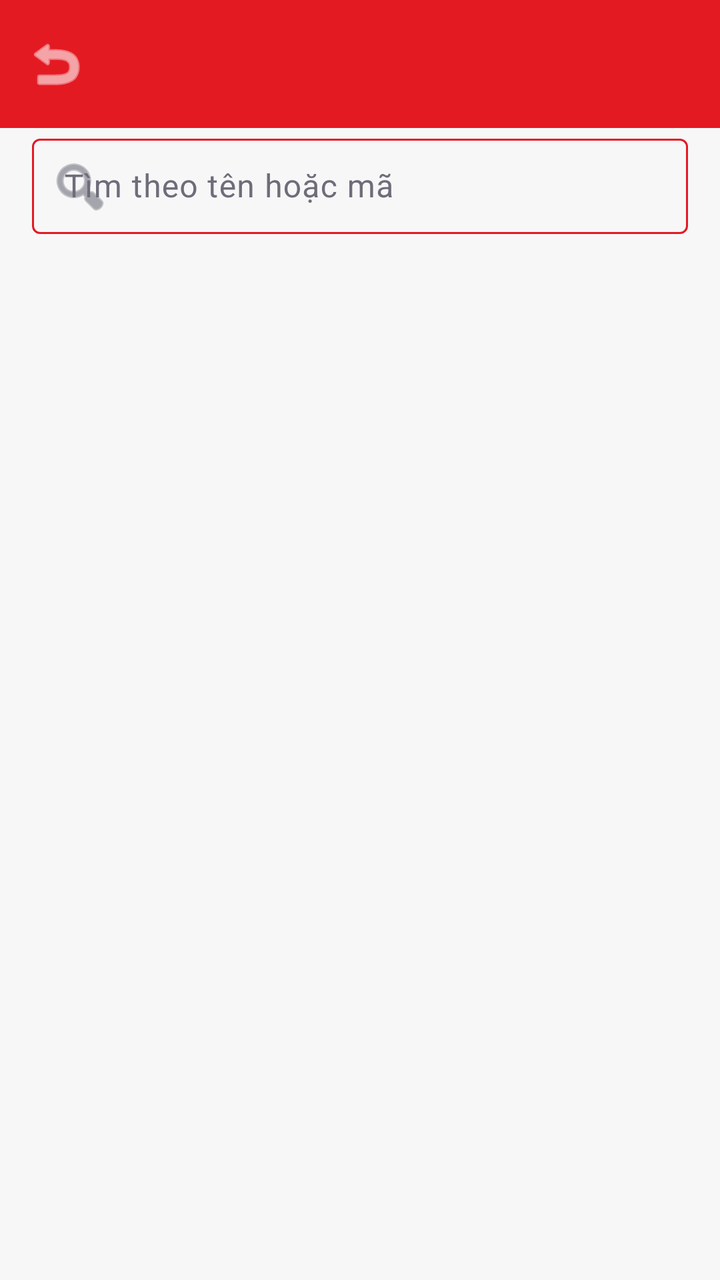
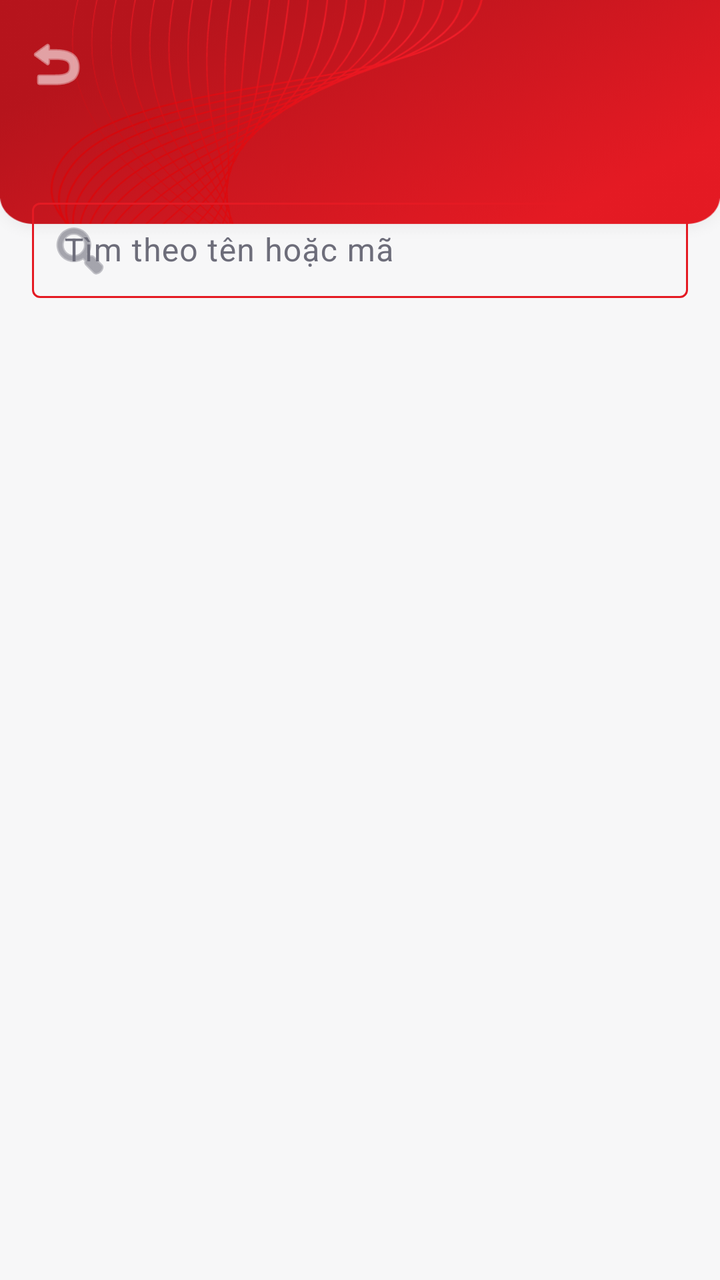

The first picture is an Android layout as it rendered before a commit; the second is the same layout after the commit. The layout source and the unified diff follow.
<!-- AndroidManifest.xml: application theme Theme.ESalesSFA -->
<!-- res/layout/fragment_customer_list.xml -->
<?xml version="1.0" encoding="utf-8"?>
<LinearLayout xmlns:android="http://schemas.android.com/apk/res/android"
    xmlns:app="http://schemas.android.com/apk/res-auto"
    android:layout_width="match_parent"
    android:layout_height="match_parent"
    android:orientation="vertical"
    android:background="?android:attr/colorBackground">

    <com.google.android.material.appbar.MaterialToolbar
        android:id="@+id/toolbar"
        style="@style/Sfa.Toolbar"
        android:layout_width="match_parent"
        android:layout_height="?attr/actionBarSize"
        app:navigationIcon="@android:drawable/ic_menu_revert" />

    <com.google.android.material.textfield.TextInputLayout
        style="@style/Widget.Material3.TextInputLayout.OutlinedBox.Dense"
        android:layout_width="match_parent"
        android:layout_height="wrap_content"
        android:layout_marginHorizontal="16dp"
        android:hint="@string/customer_search_hint"
        app:startIconDrawable="@android:drawable/ic_menu_search">

        <com.google.android.material.textfield.TextInputEditText
            android:id="@+id/searchInput"
            android:layout_width="match_parent"
            android:layout_height="wrap_content"
            android:inputType="text"
            android:imeOptions="actionSearch"
            android:maxLines="1" />
    </com.google.android.material.textfield.TextInputLayout>

    <TextView
        android:id="@+id/countText"
        android:layout_width="wrap_content"
        android:layout_height="wrap_content"
        android:layout_marginHorizontal="16dp"
        android:layout_marginTop="8dp"
        android:textAppearance="?attr/textAppearanceBodySmall"
        android:textColor="?android:attr/textColorSecondary" />

    <androidx.recyclerview.widget.RecyclerView
        android:id="@+id/recyclerView"
        android:layout_width="match_parent"
        android:layout_height="0dp"
        android:layout_weight="1"
        android:layout_marginTop="4dp"
        android:clipToPadding="false"
        android:paddingBottom="8dp" />

    <TextView
        android:id="@+id/emptyText"
        android:layout_width="match_parent"
        android:layout_height="wrap_content"
        android:gravity="center"
        android:padding="32dp"
        android:text="@string/customer_empty"
        android:textColor="?android:attr/textColorSecondary"
        android:visibility="gone" />
</LinearLayout>
<!-- resources referenced by this layout -->
<resources>
  <string name="customer_empty">Không tìm thấy khách hàng nào</string>
  <string name="customer_search_hint">Tìm theo tên hoặc mã</string>
  <style name="Sfa.Toolbar" parent="Widget.Material3.Toolbar">
          <item name="android:background">@color/brandRed</item>
          <item name="titleTextColor">@color/white</item>
          <item name="subtitleTextColor">@color/white</item>
          <item name="navigationIconTint">@color/white</item>
          <item name="android:elevation">2dp</item>
      </style>
  <style name="Theme.ESalesSFA" parent="Base.Theme.ESalesSFA" />
  <color name="brandRed">#E41A23</color>
  <color name="white">#FFFFFFFF</color>
  <style name="Base.Theme.ESalesSFA" parent="Theme.Material3.Light.NoActionBar">
          <item name="colorPrimary">@color/brandRed</item>
          <item name="colorOnPrimary">@color/white</item>
          <item name="colorPrimaryContainer">@color/brandRedFaint</item>
          <item name="colorOnPrimaryContainer">@color/brandRedDark</item>
  
          <item name="colorSecondary">@color/stateBlue</item>
          <item name="colorOnSecondary">@color/white</item>
  
          <item name="colorError">@color/brandRed</item>
          <item name="colorOnError">@color/white</item>
  
          
          <item name="android:colorBackground">@color/surfaceGray</item>
          <item name="colorSurface">@color/white</item>
          <item name="colorOnSurface">@color/textDark</item>
          <item name="colorSurfaceVariant">@color/white</item>
          <item name="colorOnSurfaceVariant">@color/textGrayDark</item>
          <item name="colorOutline">@color/lineGray</item>
          <item name="colorOutlineVariant">@color/lineGray</item>
  
          <item name="android:textColorPrimary">@color/textDark</item>
          <item name="android:textColorSecondary">@color/textGrayDark</item>
          <item name="android:listDivider">@color/lineGray</item>
  
          <item name="android:statusBarColor">@color/brandRedDark</item>
          <item name="android:windowLightStatusBar">false</item>
  
          <item name="materialAlertDialogTheme">@style/ThemeOverlay.Sfa.Dialog</item>
      </style>
  <color name="brandRedFaint">#1AE41A23</color>
  <color name="brandRedDark">#B6141C</color>
  <color name="stateBlue">#2D2DFE</color>
  <color name="surfaceGray">#F7F7F8</color>
  <color name="textDark">#0A091B</color>
  <color name="textGrayDark">#6D6D7A</color>
  <color name="lineGray">@color/brandRed</color>
  <style name="ThemeOverlay.Sfa.Dialog" parent="ThemeOverlay.Material3.MaterialAlertDialog">
          <item name="colorPrimary">@color/brandRed</item>
      </style>
</resources>

<!-- the commit's change to res/layout/fragment_customer_list.xml (unified diff, before → after) -->
@@ -4,7 +4,7 @@
     android:layout_width="match_parent"
     android:layout_height="match_parent"
     android:orientation="vertical"
-    android:background="?android:attr/colorBackground">
+    android:background="@drawable/img">
 
     <com.google.android.material.appbar.MaterialToolbar
         android:id="@+id/toolbar"
@@ -17,6 +17,7 @@
         style="@style/Widget.Material3.TextInputLayout.OutlinedBox.Dense"
         android:layout_width="match_parent"
         android:layout_height="wrap_content"
+        android:layout_marginTop="32dp"
         android:layout_marginHorizontal="16dp"
         android:hint="@string/customer_search_hint"
         app:startIconDrawable="@android:drawable/ic_menu_search">
<!-- resource entries referenced after the edit -->
@@ -1,9 +1,10 @@
 <!-- resources referenced by this layout -->
 <resources>
+  <!-- drawable img: png bitmap (drawable, 152402 bytes) -->
   <string name="customer_empty">Không tìm thấy khách hàng nào</string>
   <string name="customer_search_hint">Tìm theo tên hoặc mã</string>
   <style name="Sfa.Toolbar" parent="Widget.Material3.Toolbar">
-          <item name="android:background">@color/brandRed</item>
+          <item name="android:background">@android:color/transparent</item>
           <item name="titleTextColor">@color/white</item>
           <item name="subtitleTextColor">@color/white</item>
           <item name="navigationIconTint">@color/white</item>
@@ -37,8 +38,9 @@
           <item name="android:textColorSecondary">@color/textGrayDark</item>
           <item name="android:listDivider">@color/lineGray</item>
   
-          <item name="android:statusBarColor">@color/brandRedDark</item>
-          <item name="android:windowLightStatusBar">false</item>
+          
+          <item name="android:statusBarColor">@android:color/transparent</item>
+          <item name="android:navigationBarColor">@android:color/transparent</item>
   
           <item name="materialAlertDialogTheme">@style/ThemeOverlay.Sfa.Dialog</item>
       </style>
